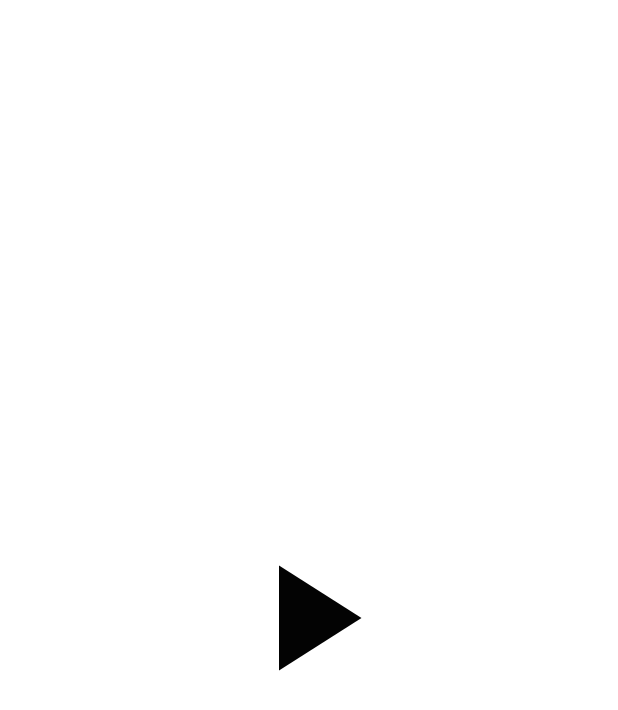
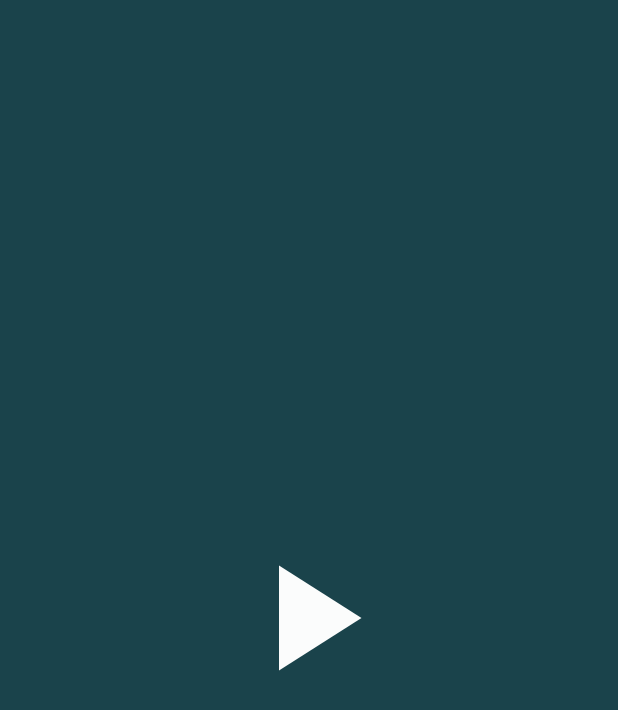
Before and after one commit to Or4lbek/Movies-App, an Android app built with Jetpack Compose: the composable SetupNavHost shown on its own in the app's theme, on a phone screen of 412 x 824 dp. Shown: the top 710 px of the screen. Run offline under Robolectric (Android 15) with nearby library versions, the phone set to English and light mode, and no system bars; our stand-ins replace Dagger/Hilt's generated code; network calls fail; 1 statement that could not run was skipped.

Commit message:
updating Ui and finishing project

```diff
--- a/app/src/main/java/com/example/moviesapp/MainActivity.kt
+++ b/app/src/main/java/com/example/moviesapp/MainActivity.kt
@@ -12,6 +12,7 @@ import dagger.hilt.android.AndroidEntryPoint
 class MainActivity : ComponentActivity() {
     override fun onCreate(savedInstanceState: Bundle?) {
         super.onCreate(savedInstanceState)
+
         setContent {
             val navController = rememberNavController()
             val viewModel = hiltViewModel<MainViewModel>()
--- a/app/src/main/java/com/example/moviesapp/screens/SplashScreen.kt
+++ b/app/src/main/java/com/example/moviesapp/screens/SplashScreen.kt
@@ -2,10 +2,12 @@ package com.example.moviesapp.screens
 
 import androidx.compose.animation.core.animateFloatAsState
 import androidx.compose.animation.core.tween
+import androidx.compose.foundation.background
 import androidx.compose.foundation.layout.Box
 import androidx.compose.foundation.layout.fillMaxSize
 import androidx.compose.foundation.layout.size
 import androidx.compose.material.Icon
+import androidx.compose.material.MaterialTheme
 import androidx.compose.material.icons.Icons
 import androidx.compose.material.icons.filled.PlayArrow
 import androidx.compose.runtime.*
@@ -16,6 +18,7 @@ import androidx.compose.ui.graphics.Color
 import androidx.compose.ui.unit.dp
 import androidx.navigation.NavController
 import com.example.moviesapp.Screen
+import com.example.moviesapp.utils.backgroundColor
 import com.example.moviesapp.viewmodels.MainViewModel
 import kotlinx.coroutines.delay
 
@@ -35,6 +38,7 @@ fun SplashScreen(
         startAnimate = true
         viewModel.getAllMovies()
         delay(4000)
+        navController.popBackStack()
         navController.navigate(Screen.Main.route)
     }
     Splash(alpha = alphaAnimation.value)
@@ -45,7 +49,9 @@ fun Splash(
     alpha: Float
 ) {
     Box(
-        modifier = Modifier.fillMaxSize(),
+        modifier = Modifier
+            .fillMaxSize()
+            .background(MaterialTheme.colors.backgroundColor),
         contentAlignment = Alignment.Center,
     ) {
         Icon(
@@ -54,7 +60,7 @@ fun Splash(
                 .alpha(alpha),
             imageVector = Icons.Default.PlayArrow,
             contentDescription = "icon",
-            tint = Color.Black
+            tint = Color.White
         )
     }
 }
--- /dev/null
+++ b/app/src/main/java/com/example/moviesapp/utils/Colors.kt
@@ -0,0 +1,11 @@
+package com.example.moviesapp.utils
+
+import android.graphics.Color.parseColor
+import androidx.compose.material.Colors
+import androidx.compose.ui.graphics.Color
+
+val Colors.backgroundColor
+    get() = if (isLight) "#1A434B".color else Color.Black
+
+val String.color
+    get() = Color(parseColor(this))
--- a/app/src/main/res/values/colors.xml
+++ b/app/src/main/res/values/colors.xml
@@ -7,4 +7,5 @@
     <color name="teal_700">#FF018786</color>
     <color name="black">#FF000000</color>
     <color name="white">#FFFFFFFF</color>
+    <color name="green">#1A434B</color>
 </resources>
--- a/app/src/main/res/values/themes.xml
+++ b/app/src/main/res/values/themes.xml
@@ -1,6 +1,6 @@
 <?xml version="1.0" encoding="utf-8"?>
 <resources>
     <style name="Theme.MoviesApp" parent="android:Theme.Material.Light.NoActionBar">
-        <item name="android:statusBarColor">@color/purple_700</item>
+        <item name="android:statusBarColor">@color/green</item>
     </style>
 </resources>
```
Also changed, not shown: app/src/main/java/com/example/moviesapp/SetupNavHost.kt (+5 -3 lines), app/src/main/java/com/example/moviesapp/screens/DetailScreen.kt (+83 -3 lines), app/src/main/java/com/example/moviesapp/screens/MainScreen.kt (+32 -10 lines), app/src/main/java/com/example/moviesapp/utils/Constants.kt (+28 -0 lines), app/src/main/res/font/comforta_bold.ttf (added), app/src/main/res/font/comforta_light.ttf (added), app/src/main/res/font/comforta_medium.ttf (added), app/src/main/res/font/comforta_regular.ttf (added), app/src/main/res/font/comforta_semi_bold.ttf (added), app/src/main/res/font/varenda_regular.ttf (added).
